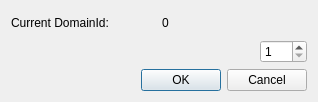
First picture: the form in plugins/datastreamer_plugin/ui/domain_selection_dialog/dialogselectdomain.ui, repository eProsima/fastdds-visualizer-plugin, before the edit.
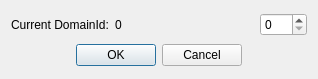
Second picture: the form after the edit.

Commit message: Use ChangeDomain new dialog in plugin

```diff
--- a/plugins/datastreamer_plugin/ui/domain_selection_dialog/dialogselectdomain.ui
+++ b/plugins/datastreamer_plugin/ui/domain_selection_dialog/dialogselectdomain.ui
@@ -7,7 +7,7 @@
     <x>0</x>
     <y>0</y>
     <width>318</width>
-    <height>102</height>
+    <height>79</height>
    </rect>
   </property>
   <property name="windowTitle">
@@ -30,10 +30,6 @@
        </property>
       </widget>
      </item>
-    </layout>
-   </item>
-   <item>
-    <layout class="QHBoxLayout" name="horizontalLayout_4">
      <item>
       <spacer name="horizontalSpacer">
        <property name="orientation">
@@ -50,7 +46,7 @@
      <item>
       <widget class="QSpinBox" name="domainSpinBox">
         <property name="minimum">
-          <number>1</number>
+        <number>0</number>
         </property>
         <property name="maximum">
           <number>232</number>
@@ -61,6 +57,19 @@
    </item>
    <item>
     <layout class="QHBoxLayout" name="horizontalLayout">
+     <item>
+      <spacer name="horizontalSpacer_3">
+       <property name="orientation">
+        <enum>Qt::Horizontal</enum>
+       </property>
+       <property name="sizeHint" stdset="0">
+        <size>
+         <width>40</width>
+         <height>20</height>
+        </size>
+       </property>
+      </spacer>
+     </item>
      <item>
       <widget class="QDialogButtonBox" name="buttonBoxDomainDialog">
        <property name="orientation">
@@ -71,6 +80,19 @@
        </property>
       </widget>
      </item>
+     <item>
+      <spacer name="horizontalSpacer_2">
+       <property name="orientation">
+        <enum>Qt::Horizontal</enum>
+       </property>
+       <property name="sizeHint" stdset="0">
+        <size>
+         <width>40</width>
+         <height>20</height>
+        </size>
+       </property>
+      </spacer>
+     </item>
     </layout>
    </item>
   </layout>
```
Left out of the diff: 4 changed lines with no effect on the pictures. Lines whose indentation alone changed are shown as unchanged. The commit also changes 5 other files.
